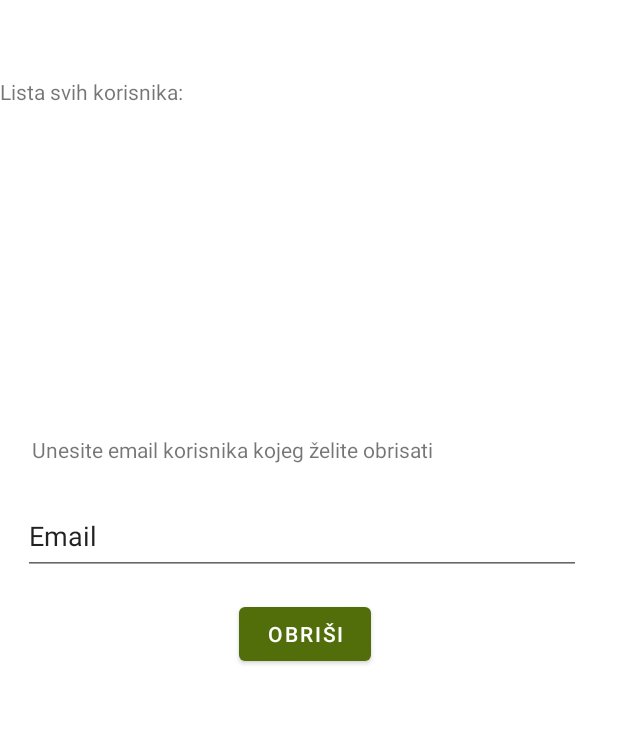
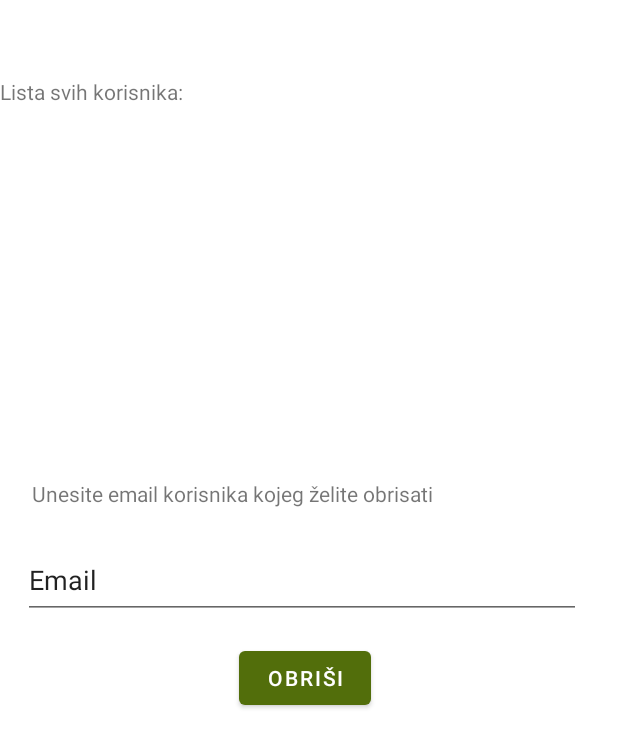
Before and after one commit to imranspahic/NRS-projekat, an Android app: the fragment FragmentObrisi shown on its own in the app's theme, on a phone screen of 412 x 824 dp. Shown: the top 748 px of the screen. Run offline under Robolectric (Android 15) with nearby library versions, the phone set to English and light mode, and no system bars; our stand-ins replace Firebase (no records; nobody signed in at launch, a user with empty details on screens opened directly).

Commit message:
Povezan button obrisi i izmijenjen layout

```diff
--- a/app/src/main/java/ba/etf/nrsprojekat/view/FragmentObrisi.kt
+++ b/app/src/main/java/ba/etf/nrsprojekat/view/FragmentObrisi.kt
@@ -73,8 +73,8 @@ class FragmentObrisi : Fragment(R.layout.obrisi_fragment) {
             .addOnSuccessListener { result ->
                 for (document in result) {
                     lista.add(Korisnik(
+                        document.data["id"].toString(),
                         document.data["email"].toString(),
-                        document.data["id"].toString(),
                         document.data["password"].toString(),
                         (document.data["isAdmin"].toString().toBoolean())))
 
--- a/app/src/main/java/ba/etf/nrsprojekat/view/FragmentOpcijeAdmin.kt
+++ b/app/src/main/java/ba/etf/nrsprojekat/view/FragmentOpcijeAdmin.kt
@@ -34,6 +34,11 @@ class FragmentOpcijeAdmin : Fragment(R.layout.fragment_admin_opcije) {
             (activity as MainActivity2?)?.openFragment(FragmentDodajKorisnik())
 
         }
+        btnIzbrisi = view.findViewById(R.id.btnOpcijaObrisi)
+        btnIzbrisi.setOnClickListener {
+            (activity as MainActivity2?)?.openFragment(FragmentObrisi())
+
+        }
         /*
         bottomNavigation = findViewById(R.id.bottom_nav)
         bottomNavigation.setOnItemSelectedListener(mOnItemSelectedListener)
--- a/app/src/main/res/layout/obrisi_fragment.xml
+++ b/app/src/main/res/layout/obrisi_fragment.xml
@@ -11,6 +11,7 @@
         android:layout_width="389dp"
         android:layout_height="220dp"
         android:layout_marginStart="3dp"
+        android:layout_marginTop="10dp"
         app:layout_constraintBottom_toBottomOf="parent"
         app:layout_constraintEnd_toEndOf="parent"
         app:layout_constraintHorizontal_bias="0.0"
@@ -23,7 +24,7 @@
         android:layout_width="369dp"
         android:layout_height="32dp"
         android:layout_marginStart="15dp"
-        android:layout_marginTop="650dp"
+        android:layout_marginTop="700dp"
         android:layout_marginEnd="15dp"
         android:text="Unesite email korisnika kojeg želite obrisati"
         app:layout_constraintBottom_toTopOf="@+id/inputEmail"
```
